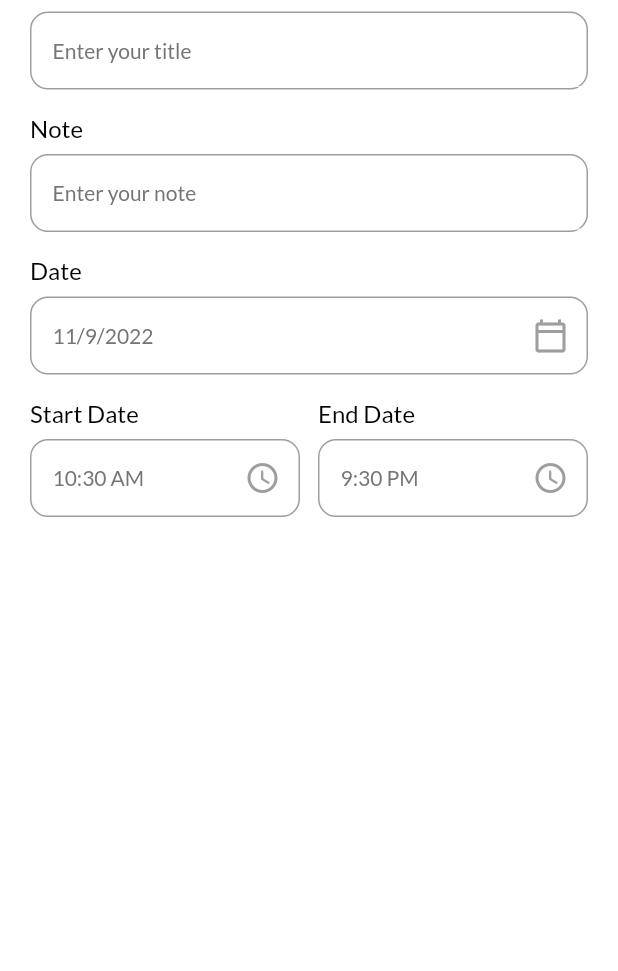
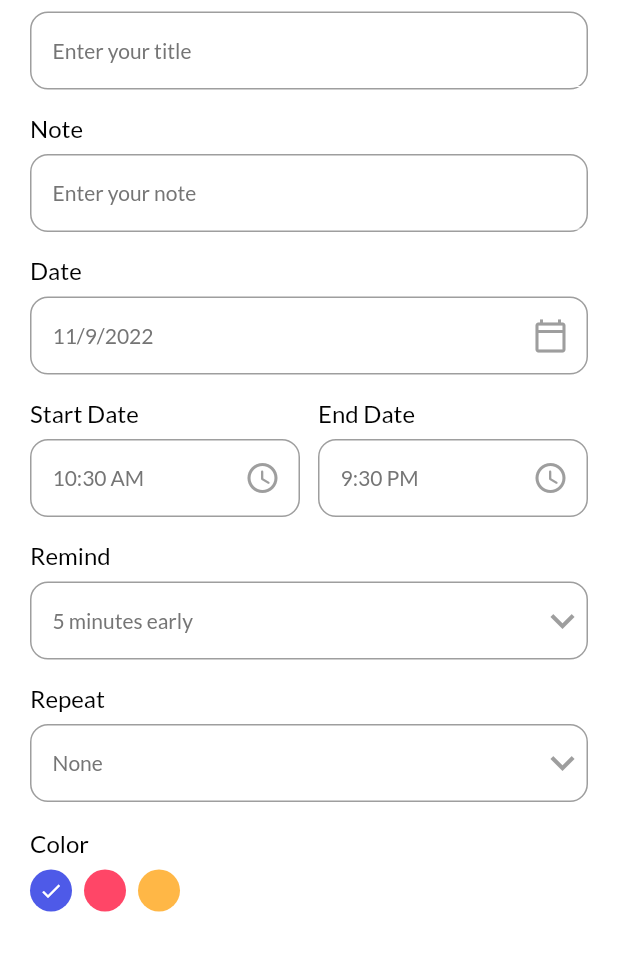
Before and after one commit to K1mJongSeong/Task, a Flutter app: the AddTaskPage screen opened directly, on a phone screen of 412 x 824 dp, the part 191-1162 px from its top. Run offline on Flutter 3.47's test engine with Material 2 defaults, Android fonts, the light colour scheme and no system bars; our stand-ins replace date_picker_timeline, flutter_local_notifications, get, get_storage, google_fonts, timezone; accounts and stored records are empty.

Commit message:
2022/11/9

```diff
--- a/lib/ui/add_task_bar.dart
+++ b/lib/ui/add_task_bar.dart
@@ -15,6 +15,21 @@ class _AddTaskPageState extends State<AddTaskPage> {
   DateTime  _selectedDate = DateTime.now();
   String _endTime = "9:30 PM";
   String _startTime = DateFormat("hh:mm a").format(DateTime.now()).toString();
+  int _selectedRemind = 5;
+  List<int> remindList = [
+    5,
+    10,
+    15,
+    20,
+  ];
+  String _selectedRepeat = "None";
+  List<String> repeatList = [
+    "None",
+    "Daily",
+    "Weekly",
+    "Monthly",
+  ];
+  int _selectedColor = 0;
   @override
   Widget build(BuildContext context) {
     return Scaffold(
@@ -69,8 +84,88 @@ _getTimeFromUser(isStartTime: true);
                           ),
                         ),
                       )),
-              ],)
-
+              ],),
+              MyInputField(title: "Remind", hint: "$_selectedRemind minutes early",
+              widget: DropdownButton(
+                icon: Icon(Icons.keyboard_arrow_down,
+                color: Colors.grey),
+                iconSize: 32,
+                elevation: 4,
+                style: subHeadingStyle,
+                onChanged: (String? newValue){
+                  setState(() {
+                    _selectedRemind = int.parse(newValue!);
+                  });
+                },
+                underline: Container(height: 0,),
+                items: remindList.map<DropdownMenuItem<String>>((int value){
+                  return DropdownMenuItem<String>(
+                    value: value.toString(),
+                    child: Text(value.toString()),
+                  );
+                }
+                ).toList(),
+              ),
+              ),
+              MyInputField(title: "Repeat", hint: "$_selectedRepeat",
+                widget: DropdownButton(
+                  icon: Icon(Icons.keyboard_arrow_down,
+                      color: Colors.grey),
+                  iconSize: 32,
+                  elevation: 4,
+                  style: subHeadingStyle,
+                  onChanged: (String? newValue){
+                    setState(() {
+                      _selectedRepeat = newValue!;
+                    });
+                  },
+                  underline: Container(height: 0,),
+                  items: repeatList.map<DropdownMenuItem<String>>((String? value){
+                    return DropdownMenuItem<String>(
+                      value: value,
+                      child: Text(value!,style: TextStyle(color: Colors.grey)),
+                    );
+                  }
+                  ).toList(),
+                ),
+              ),
+              SizedBox(height: 18,),
+              Row(
+                children: [
+                  Column(
+                    crossAxisAlignment: CrossAxisAlignment.start,
+                    children: [
+                      Text("Color",
+                      style: titleStyle,
+                      ),
+                      SizedBox(height: 8.0,),
+                      Wrap(
+                        children: List<Widget>.generate(
+                            3,
+                                (int index) {
+                              return GestureDetector(
+                                onTap: (){
+                                  setState(() {
+                                    _selectedColor=index;
+                                    print("$index");
+                                  });
+                                },
+                                child: Padding(
+                          padding: const EdgeInsets.only(right: 8.0),
+                          child: CircleAvatar(
+                                radius: 14,
+                            backgroundColor: index==0?primaryClr:index==1?pinkClr:yellowClr,
+                            child: _selectedColor==index?Icon(Icons.done,color: Colors.white,size: 16,):Container(),
+                          ),
+                        ),
+                              );
+                        }
+                        )
+                      ),
+                    ],
+                  )
+                ],
+              )
             ],
           ),
         ),
```
